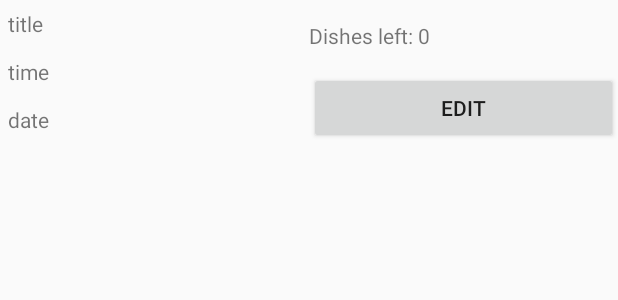
After one commit to AvivElkayam/MeetNeat, an Android app: the layout chef_fragment_list_view_row.xml on its own in the app's theme, with its tools: preview values and no code run, on a phone screen of 412 x 824 dp. The commit adds this screen. Shown: the top 300 px of the screen. Run offline under Robolectric (Android 15) with nearby library versions, the phone set to English and light mode, and no system bars.

Commit message:
23/5 Aviv started chef side

```diff
--- a/app/src/main/java/app/meantneat/com/meetneat/MainTabActivity.java
+++ b/app/src/main/java/app/meantneat/com/meetneat/MainTabActivity.java
@@ -13,12 +13,13 @@ import android.view.View;
 import android.widget.TabHost;
 
 
-public class MainTabActivity extends FragmentActivity {
+public class MainTabActivity extends ActionBarActivity {
 private FragmentTabHost mTabHost;
     @Override
     protected void onCreate(Bundle savedInstanceState) {
         super.onCreate(savedInstanceState);
         setContentView(R.layout.activity_main_tab);
+
         initTabs();
 
     }
--- /dev/null
+++ b/app/src/main/res/layout/chef_fragment_list_view_row.xml
@@ -0,0 +1,65 @@
+<?xml version="1.0" encoding="utf-8"?>
+<LinearLayout xmlns:android="http://schemas.android.com/apk/res/android"
+    android:orientation="horizontal" android:layout_width="fill_parent"
+    android:layout_height="96dp">
+
+    <LinearLayout
+        android:orientation="vertical"
+        android:layout_width="fill_parent"
+        android:layout_height="fill_parent"
+        android:layout_weight="1">
+
+        <TextView
+            android:layout_width="fill_parent"
+            android:layout_height="fill_parent"
+            android:textAppearance="?android:attr/textAppearanceSmall"
+            android:text="title"
+            android:id="@+id/chef_fragment_row_title_text_view"
+            android:layout_weight="1"
+            android:gravity="left|center_vertical"
+            android:layout_marginLeft="5dp" />
+
+        <TextView
+            android:layout_width="fill_parent"
+            android:layout_height="fill_parent"
+            android:textAppearance="?android:attr/textAppearanceSmall"
+            android:text="time"
+            android:id="@+id/chef_fragment_row_time_text_view"
+            android:layout_weight="1"
+            android:gravity="left|center_vertical"
+            android:layout_marginLeft="5dp" />
+
+        <TextView
+            android:layout_width="fill_parent"
+            android:layout_height="fill_parent"
+            android:textAppearance="?android:attr/textAppearanceSmall"
+            android:text="date"
+            android:id="@+id/chef_fragment_row_date_text_view"
+            android:layout_weight="1"
+            android:gravity="left|center_vertical"
+            android:layout_marginLeft="5dp" />
+    </LinearLayout>
+
+    <LinearLayout
+        android:orientation="vertical"
+        android:layout_width="fill_parent"
+        android:layout_height="fill_parent"
+        android:layout_weight="1">
+
+        <TextView
+            android:layout_width="fill_parent"
+            android:layout_height="fill_parent"
+            android:textAppearance="?android:attr/textAppearanceSmall"
+            android:text="Dishes left: 0"
+            android:id="@+id/chef_fragment_row_dishes_left_text_view"
+            android:layout_weight="1"
+            android:gravity="left|center_vertical" />
+
+        <Button
+            android:layout_width="fill_parent"
+            android:layout_height="fill_parent"
+            android:text="edit"
+            android:id="@+id/chef_fragment_row_edit_button"
+            android:layout_weight="1" />
+    </LinearLayout>
+</LinearLayout>
```
Also changed, not shown: app/src/main/java/app/meantneat/com/meetneat/AddEventFragment.java (added, +50 -0 lines), app/src/main/java/app/meantneat/com/meetneat/ChefFragment.java (+69 -1 lines), app/src/main/java/app/meantneat/com/meetneat/Event.java (added, +51 -0 lines), app/src/main/res/layout/add_event_fragment.xml (added, +40 -0 lines), app/src/main/res/layout/chef_fragment_layout.xml (+14 -4 lines).
